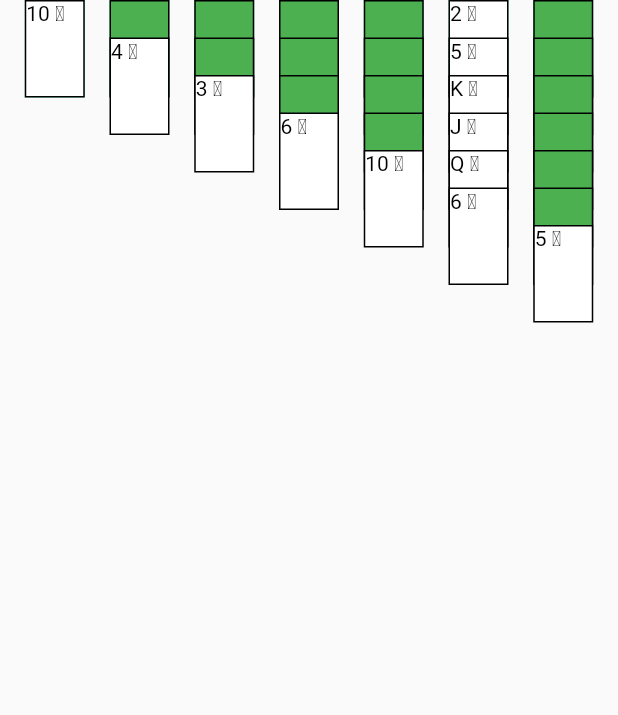
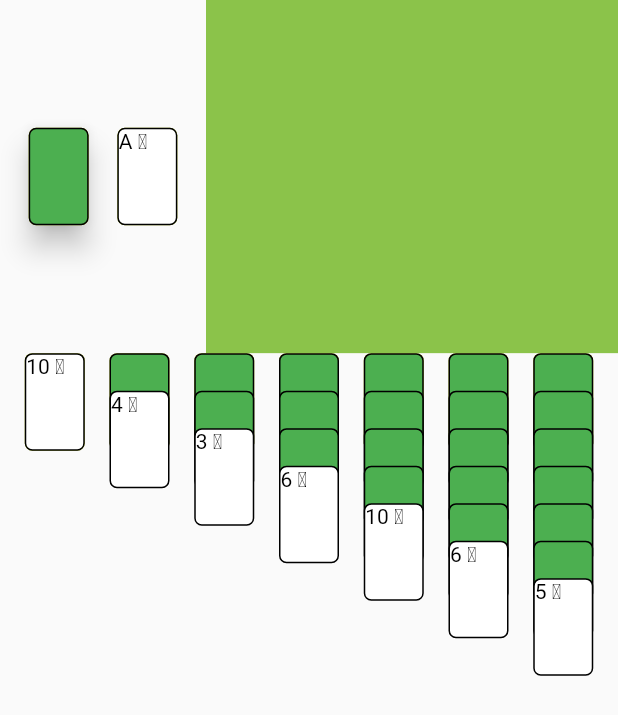
Before and after one commit to kai618/solita, a Flutter app: the screen it shows after launch, on a phone screen of 412 x 824 dp. Shown: the top 715 px of the screen. Run offline on Flutter 3.47's test engine with Material 2 defaults, Android fonts, the phone set to English and light mode, and no system bars.

Commit message:
added card drawing area

```diff
--- a/lib/main.dart
+++ b/lib/main.dart
@@ -4,9 +4,9 @@ import 'package:solitaire/screens/play_screen.dart';
 
 void main() {
   WidgetsFlutterBinding.ensureInitialized();
-  SystemChrome.setPreferredOrientations(
-    [DeviceOrientation.portraitUp, DeviceOrientation.portraitDown],
-  );
+//  SystemChrome.setPreferredOrientations(
+//    [DeviceOrientation.portraitUp, DeviceOrientation.portraitDown],
+//  );
   SystemChrome.setEnabledSystemUIOverlays([]);
 
   runApp(MyApp());
--- a/lib/screens/play_screen.dart
+++ b/lib/screens/play_screen.dart
@@ -2,6 +2,7 @@ import 'package:flutter/material.dart';
 import 'package:solitaire/utils/round_handler.dart';
 import 'package:solitaire/widgets/card_column.dart';
 import 'package:solitaire/utils/deck_card.dart';
+import 'package:solitaire/widgets/card_drawing_area.dart';
 
 class PlayScreen extends StatefulWidget {
   static final screenName = "play_screen";
@@ -11,37 +12,62 @@ class PlayScreen extends StatefulWidget {
 }
 
 class _PlayScreenState extends State<PlayScreen> {
-  final RoundHandler roundHandler = RoundHandler();
+  final RoundHandler handler = RoundHandler();
 
   @override
   void initState() {
-    roundHandler.initDeck();
-    roundHandler.cardColumns[5].forEach((card) => card.faceUp = true);
+    handler.initDeck();
     super.initState();
   }
 
-  void onCardAdded(int fromColumnIndex, int toColumnIndex, List<DeckCard> cards) {
-    setState(() {
-      roundHandler.cardColumns[toColumnIndex].addAll(cards);
-      var oldColumn = roundHandler.cardColumns[fromColumnIndex];
-      oldColumn.removeRange(oldColumn.length - cards.length, oldColumn.length);
-      if (oldColumn.isNotEmpty) oldColumn.last.faceUp = true;
-    });
+  void onCardsAddedToColumn(int from, int to, List<DeckCard> cards) {
+    setState(() => handler.onCardsAddedToColumn(cards, to, from));
   }
 
   @override
   Widget build(BuildContext context) {
     return Scaffold(
-      body: Row(
-        mainAxisAlignment: MainAxisAlignment.spaceEvenly,
-        crossAxisAlignment: CrossAxisAlignment.start,
-        children: roundHandler.cardColumns.map(
-          (cards) {
-            int index = roundHandler.cardColumns.indexOf(cards);
-            return CardColumn(cards: cards, columnIndex: index, onCardsAdded: onCardAdded);
-          },
-        ).toList(),
+      body: Column(
+        children: <Widget>[
+          Expanded(
+            flex: 2,
+            child: Row(
+              children: <Widget>[
+                Expanded(
+                    flex: 2,
+                    child: CardDrawingArea(
+                      deckClosed: handler.deckClosed,
+                      deckOpened: handler.deckOpened,
+                    )),
+                Expanded(flex: 4, child: buildFinalSuitArea()),
+              ],
+            ),
+          ),
+          Expanded(
+            flex: 5,
+            child: buildCardColumnArea(),
+          ),
+        ],
       ),
     );
   }
+
+  Widget buildFinalSuitArea() {
+    return Container(
+      color: Colors.lightGreen,
+    );
+  }
+
+  Widget buildCardColumnArea() {
+    return Row(
+      mainAxisAlignment: MainAxisAlignment.spaceEvenly,
+      crossAxisAlignment: CrossAxisAlignment.start,
+      children: handler.cardColumns.map(
+        (cards) {
+          int index = handler.cardColumns.indexOf(cards);
+          return CardColumn(cards: cards, columnIndex: index, onCardsAdded: onCardsAddedToColumn);
+        },
+      ).toList(),
+    );
+  }
 }
--- a/lib/utils/card_rule.dart
+++ b/lib/utils/card_rule.dart
@@ -1,7 +1,7 @@
 import 'package:solitaire/utils/deck_card.dart';
 
 class CardRule {
-  static bool isDraggedCardsAccepted(List<DeckCard> cardColumn, List<DeckCard> draggedCards) {
+  static bool isCardsAcceptedToColumn(List<DeckCard> cardColumn, List<DeckCard> draggedCards) {
     DeckCard firstDraggedCard = draggedCards.first;
     if (cardColumn.isEmpty) {
       if (firstDraggedCard.rank == CardRank.king) return true;
@@ -18,4 +18,8 @@ class CardRule {
     if (lastColumnCardRankIndex == firstDraggedCardRankIndex + 1) return true;
     return false;
   }
+
+  static bool isCardsAcceptedToSuit() {
+    return false;
+  }
 }
--- a/lib/utils/constant.dart
+++ b/lib/utils/constant.dart
@@ -2,4 +2,5 @@ class Constant {
   static final double cardHeight = 65;
   static final double cardWidth = 40;
   static const double dy = 25; // distance translated in the y axis
+  static const double cardRadius = 5;
 }
--- a/lib/utils/deck_card.dart
+++ b/lib/utils/deck_card.dart
@@ -2,31 +2,9 @@ import 'package:flutter/material.dart';
 
 enum CardSuit { spades, hearts, diamonds, clubs }
 
-enum CardRank { ace, two, three, four, five, six, seven, eight, nine, ten, jack, queen, king }
-
-enum CardColor { red, black }
-
-class DeckCard {
-  CardSuit suit;
-  CardRank rank;
-  bool faceUp;
-
-  DeckCard({
-    @required this.suit,
-    @required this.rank,
-    this.faceUp = false,
-  });
-
-  CardColor get color {
-    if (suit == CardSuit.hearts || suit == CardSuit.diamonds) {
-      return CardColor.red;
-    } else {
-      return CardColor.black;
-    }
-  }
-
-  String get suitName {
-    switch (suit) {
+extension CardSuitMethod on CardSuit {
+  String get string {
+    switch (this) {
       case CardSuit.spades:
         return "\u2660";
       case CardSuit.hearts:
@@ -39,9 +17,13 @@ class DeckCard {
         return "error";
     }
   }
+}
 
-  String get rankName {
-    switch (rank) {
+enum CardRank { ace, two, three, four, five, six, seven, eight, nine, ten, jack, queen, king }
+
+extension CardRankMethod on CardRank {
+  String get string {
+    switch (this) {
       case CardRank.ace:
         return "A";
       case CardRank.two:
@@ -72,6 +54,28 @@ class DeckCard {
         return "Joker";
     }
   }
+}
+
+enum CardColor { red, black }
+
+class DeckCard {
+  CardSuit suit;
+  CardRank rank;
+  bool faceUp;
+
+  DeckCard({
+    @required this.suit,
+    @required this.rank,
+    this.faceUp = false,
+  });
+
+  CardColor get color {
+    if (suit == CardSuit.hearts || suit == CardSuit.diamonds) {
+      return CardColor.red;
+    } else {
+      return CardColor.black;
+    }
+  }
 
   @override
   String toString() => "suit:$suit rank:$rank up:$faceUp";
--- a/lib/widgets/car_column_tray.dart
+++ b/lib/widgets/car_column_tray.dart
@@ -7,7 +7,10 @@ class CardColumnTray extends StatelessWidget {
     return Container(
       height: Constant.cardHeight,
       width: Constant.cardWidth,
-      color: Colors.greenAccent,
+      decoration: BoxDecoration(
+        color: Colors.lime,
+        borderRadius: BorderRadius.all(Radius.circular(Constant.cardRadius)),
+      ),
     );
   }
 }
--- a/lib/widgets/card_column.dart
+++ b/lib/widgets/card_column.dart
@@ -4,7 +4,9 @@ import 'package:solitaire/utils/constant.dart';
 import 'package:solitaire/utils/deck_card.dart';
 import 'package:solitaire/widgets/car_column_tray.dart';
 import 'package:solitaire/widgets/draggable_card.dart';
-import 'package:solitaire/widgets/drag_target_area.dart';
+import 'package:solitaire/widgets/column_drag_target.dart';
+
+import 'facing_down_card.dart';
 
 class CardColumn extends StatefulWidget {
   final List<DeckCard> cards;
@@ -36,7 +38,6 @@ class _CardColumnState extends State<CardColumn> {
 
   @override
   Widget build(BuildContext context) {
-    print("build card column");
     return Container(
       constraints:
           BoxConstraints(minHeight: (widget.cards.length - 1) * Constant.dy + Constant.cardHeight),
@@ -51,20 +52,27 @@ class _CardColumnState extends State<CardColumn> {
   List<Widget> buildDraggableCardPile() {
     return widget.cards.map((card) {
       int index = widget.cards.indexOf(card);
-      return DraggableCard(
-        card: card,
-        index: index,
-        columnIndex: widget.columnIndex,
-        attachedCards: widget.cards.sublist(index),
+      return Visibility(
         visible: index <= lastVisibleCardIndex,
-        onDragStarted: onDragStarted,
-        onDragEnd: onDragEnd,
+        child: Transform.translate(
+          offset: Offset(0, index * Constant.dy),
+          child: card.faceUp
+              ? DraggableCard(
+                  card: card,
+                  index: index,
+                  columnIndex: widget.columnIndex,
+                  attachedCards: widget.cards.sublist(index),
+                  onDragStarted: onDragStarted,
+                  onDragEnd: onDragEnd,
+                )
+              : FacingDownCard(),
+        ),
       );
     }).toList();
   }
 
   Widget buildTargetArea() {
-    return DragTargetArea(
+    return ColumnDragTarget(
       cards: widget.cards,
       columnIndex: widget.columnIndex,
       onCardsAdded: widget.onCardsAdded,
--- /dev/null
+++ b/lib/widgets/card_drawing_area.dart
@@ -0,0 +1,75 @@
+import 'package:flutter/material.dart';
+import 'package:solitaire/utils/constant.dart';
+import 'package:solitaire/utils/deck_card.dart';
+import 'package:solitaire/widgets/car_column_tray.dart';
+import 'package:solitaire/widgets/facing_down_card.dart';
+import 'package:solitaire/widgets/facing_up_card.dart';
+
+import 'draggable_card.dart';
+
+class CardDrawingArea extends StatefulWidget {
+  final List<DeckCard> deckClosed;
+  final List<DeckCard> deckOpened;
+
+  CardDrawingArea({this.deckClosed, this.deckOpened});
+
+  @override
+  _CardDrawingAreaState createState() => _CardDrawingAreaState();
+}
+
+class _CardDrawingAreaState extends State<CardDrawingArea> {
+  void openCard() {
+    setState(() {
+      widget.deckOpened.add(widget.deckClosed.removeLast()..faceUp = true);
+    });
+  }
+
+  void repeatCards() {
+    setState(() {
+      widget.deckOpened.reversed.forEach((card) => widget.deckClosed.add(card));
+      widget.deckOpened.clear();
+    });
+  }
+
+  @override
+  Widget build(BuildContext context) {
+    return Row(
+      mainAxisAlignment: MainAxisAlignment.spaceEvenly,
+      children: <Widget>[
+        Material(
+          color: Colors.transparent,
+          elevation: widget.deckClosed.length / 3.0,
+          borderRadius: BorderRadius.circular(Constant.cardRadius),
+          child: Stack(
+            children: <Widget>[
+              GestureDetector(child: CardColumnTray(), onTap: repeatCards),
+              Visibility(
+                visible: widget.deckClosed.isNotEmpty,
+                child: GestureDetector(child: FacingDownCard(), onTap: openCard),
+              ),
+            ],
+          ),
+        ),
+        Container(
+          height: Constant.cardHeight,
+          child: Stack(
+            children: <Widget>[
+              CardColumnTray(),
+              widget.deckOpened.length > 1
+                  ? FacingUpCard(widget.deckOpened[widget.deckOpened.length - 2])
+                  : Container(),
+              widget.deckOpened.isNotEmpty
+                  ? DraggableCard(
+                      card: widget.deckOpened.last,
+                      attachedCards: [widget.deckOpened.last],
+                      onDragStarted: (_) {},
+                      onDragEnd: () {},
+                    )
+                  : Container(),
+            ],
+          ),
+        ),
+      ],
+    );
+  }
+}
--- a/lib/widgets/drag_target_area.dart
+++ b/lib/widgets/column_drag_target.dart
@@ -3,14 +3,14 @@ import 'package:solitaire/utils/card_rule.dart';
 import 'package:solitaire/utils/constant.dart';
 import 'package:solitaire/utils/deck_card.dart';
 
-class DragTargetArea extends StatelessWidget {
+class ColumnDragTarget extends StatelessWidget {
   final int columnIndex; // index of the column
   final List<DeckCard> cards;
   final double dy; // the distance translated in y axis
   final Function onCardsAdded;
   final Function onDragEnd;
 
-  DragTargetArea({
+  ColumnDragTarget({
     this.columnIndex,
     this.cards,
     this.dy = Constant.dy,
@@ -23,13 +23,13 @@ class DragTargetArea extends StatelessWidget {
     return Transform.translate(
       offset: Offset(0, (cards.length - 1) * dy),
       child: DragTarget<Map>(
-        onWillAccept: (data) => CardRule.isDraggedCardsAccepted(cards, data["cards"]),
+        onWillAccept: (data) => CardRule.isCardsAcceptedToColumn(cards, data["cards"]),
         onAccept: (data) {
           onCardsAdded(data["fromColumnIndex"], columnIndex, data["cards"]);
           onDragEnd();
         },
         builder: (context, dedicates, rejects) => Container(
-          height: 80,
+          height: 100,
           width: 40,
 //          color: Colors.red.withOpacity(0.5),
         ),
--- a/lib/widgets/draggable_card.dart
+++ b/lib/widgets/draggable_card.dart
@@ -9,38 +9,27 @@ class DraggableCard extends StatelessWidget {
   final int index; // index of the card in the column containing it
   final int columnIndex; // index of the column
   final DeckCard card; // card info
-  final double dy; // the distance translated in y axis
   final List<DeckCard> attachedCards; // cards below this card (inclusive)
-  final bool visible;
   final Function onDragStarted;
   final Function onDragEnd;
 
   DraggableCard({
-    this.index,
-    this.columnIndex,
+    this.index = 0,
+    this.columnIndex = -1,
     this.card,
-    this.dy = Constant.dy,
     this.attachedCards,
-    this.visible,
     this.onDragStarted,
     this.onDragEnd,
   });
 
   @override
   Widget build(BuildContext context) {
-    return Visibility(
-      visible: visible,
-      child: Transform.translate(
-        offset: Offset(0, index * dy),
-        child: card.faceUp ? buildDraggableCard() : FacingDownCard(card),
-      ),
-    );
-  }
-
-  Widget buildDraggableCard() {
     return Draggable<Map>(
       child: FacingUpCard(card),
-      feedback: Material(child: SimpleCardColumn(cards: attachedCards, dy: dy)),
+      feedback: Material(
+        color: Colors.transparent,
+        child: SimpleCardColumn(attachedCards),
+      ),
       childWhenDragging: Container(),
       onDragStarted: () => onDragStarted(index),
       onDragEnd: (_) => onDragEnd(),
--- a/lib/widgets/facing_down_card.dart
+++ b/lib/widgets/facing_down_card.dart
@@ -1,18 +1,18 @@
 import 'package:flutter/material.dart';
 import 'package:solitaire/utils/constant.dart';
-import 'package:solitaire/utils/deck_card.dart';
 
 class FacingDownCard extends StatelessWidget {
-  final DeckCard card;
-
-  FacingDownCard(this.card);
 
   @override
   Widget build(BuildContext context) {
     return Container(
       height: Constant.cardHeight,
       width: Constant.cardWidth,
-      decoration: BoxDecoration(color: Colors.green, border: Border.all(color: Colors.black)),
+      decoration: BoxDecoration(
+        color: Colors.green,
+        border: Border.all(color: Colors.black),
+        borderRadius: BorderRadius.circular(Constant.cardRadius),
+      ),
     );
   }
 }
--- a/lib/widgets/facing_up_card.dart
+++ b/lib/widgets/facing_up_card.dart
@@ -15,9 +15,10 @@ class FacingUpCard extends StatelessWidget {
         decoration: BoxDecoration(
           color: Colors.white,
           border: Border.all(color: Colors.black),
+          borderRadius: BorderRadius.circular(Constant.cardRadius),
         ),
         child: Text(
-          "${card.rankName} ${card.suitName}",
+          "${card.rank.string} ${card.suit.string}",
           style: TextStyle(
             fontSize: 14,
             color: Colors.black,
--- a/pubspec.yaml
+++ b/pubspec.yaml
@@ -14,7 +14,7 @@ description: A solitaire game with Flutter.
 version: 1.0.0+1
 
 environment:
-  sdk: ">=2.3.0 <3.0.0"
+  sdk: ">=2.6.0 <3.0.0"
 
 dependencies:
   flutter:
```
Also changed, not shown: lib/utils/round_handler.dart (+27 -5 lines), lib/widgets/simple_card_column.dart (+12 -4 lines), lib/widgets/suit_drag_target.dart (added), pubspec.lock.
